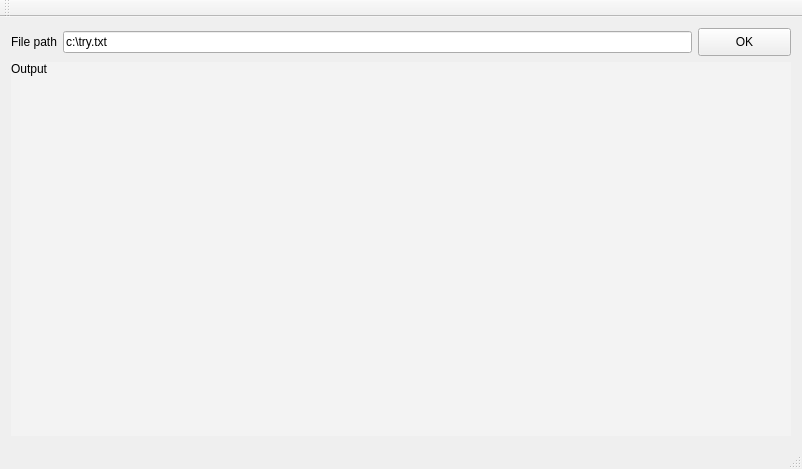
Before: the Qt Designer form mainwindow.ui in LupusMs/TextParser, drawn with Qt 5.
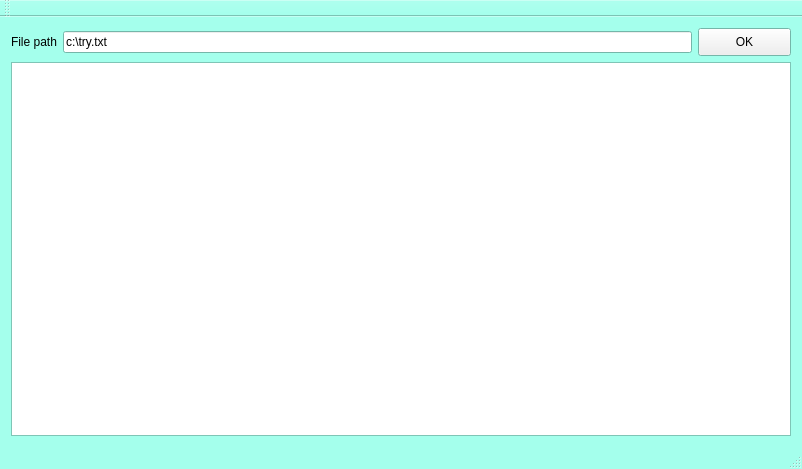
After: the same form once the commit is applied.

Commit message: qlabel replaced with textBrowser

```diff
--- a/mainwindow.ui
+++ b/mainwindow.ui
@@ -10,6 +10,70 @@
     <height>469</height>
    </rect>
   </property>
+  <property name="palette">
+   <palette>
+    <active>
+     <colorrole role="Base">
+      <brush brushstyle="SolidPattern">
+       <color alpha="255">
+        <red>255</red>
+        <green>255</green>
+        <blue>255</blue>
+       </color>
+      </brush>
+     </colorrole>
+     <colorrole role="Window">
+      <brush brushstyle="SolidPattern">
+       <color alpha="255">
+        <red>164</red>
+        <green>255</green>
+        <blue>236</blue>
+       </color>
+      </brush>
+     </colorrole>
+    </active>
+    <inactive>
+     <colorrole role="Base">
+      <brush brushstyle="SolidPattern">
+       <color alpha="255">
+        <red>255</red>
+        <green>255</green>
+        <blue>255</blue>
+       </color>
+      </brush>
+     </colorrole>
+     <colorrole role="Window">
+      <brush brushstyle="SolidPattern">
+       <color alpha="255">
+        <red>164</red>
+        <green>255</green>
+        <blue>236</blue>
+       </color>
+      </brush>
+     </colorrole>
+    </inactive>
+    <disabled>
+     <colorrole role="Base">
+      <brush brushstyle="SolidPattern">
+       <color alpha="255">
+        <red>164</red>
+        <green>255</green>
+        <blue>236</blue>
+       </color>
+      </brush>
+     </colorrole>
+     <colorrole role="Window">
+      <brush brushstyle="SolidPattern">
+       <color alpha="255">
+        <red>164</red>
+        <green>255</green>
+        <blue>236</blue>
+       </color>
+      </brush>
+     </colorrole>
+    </disabled>
+   </palette>
+  </property>
   <property name="windowTitle">
    <string>MainWindow</string>
   </property>
@@ -54,36 +118,12 @@
         </item>
        </layout>
       </item>
+     </layout>
+    </item>
+    <item>
+     <layout class="QHBoxLayout" name="horizontalLayout_2">
       <item>
-       <widget class="QLabel" name="label_output">
-        <property name="sizePolicy">
-         <sizepolicy hsizetype="Preferred" vsizetype="Preferred">
-          <horstretch>0</horstretch>
-          <verstretch>0</verstretch>
-         </sizepolicy>
-        </property>
-        <property name="maximumSize">
-         <size>
-          <width>800</width>
-          <height>600</height>
-         </size>
-        </property>
-        <property name="styleSheet">
-         <string notr="true">background-color: rgb(243, 243, 243);</string>
-        </property>
-        <property name="locale">
-         <locale language="German" country="Germany"/>
-        </property>
-        <property name="text">
-         <string>Output</string>
-        </property>
-        <property name="alignment">
-         <set>Qt::AlignLeading|Qt::AlignLeft|Qt::AlignTop</set>
-        </property>
-        <property name="wordWrap">
-         <bool>true</bool>
-        </property>
-       </widget>
+       <widget class="QTextBrowser" name="textBrowser"/>
       </item>
      </layout>
     </item>
```
Left out of the diff: 2 changed lines with no effect on the pictures. The commit also changes 2 other files.
